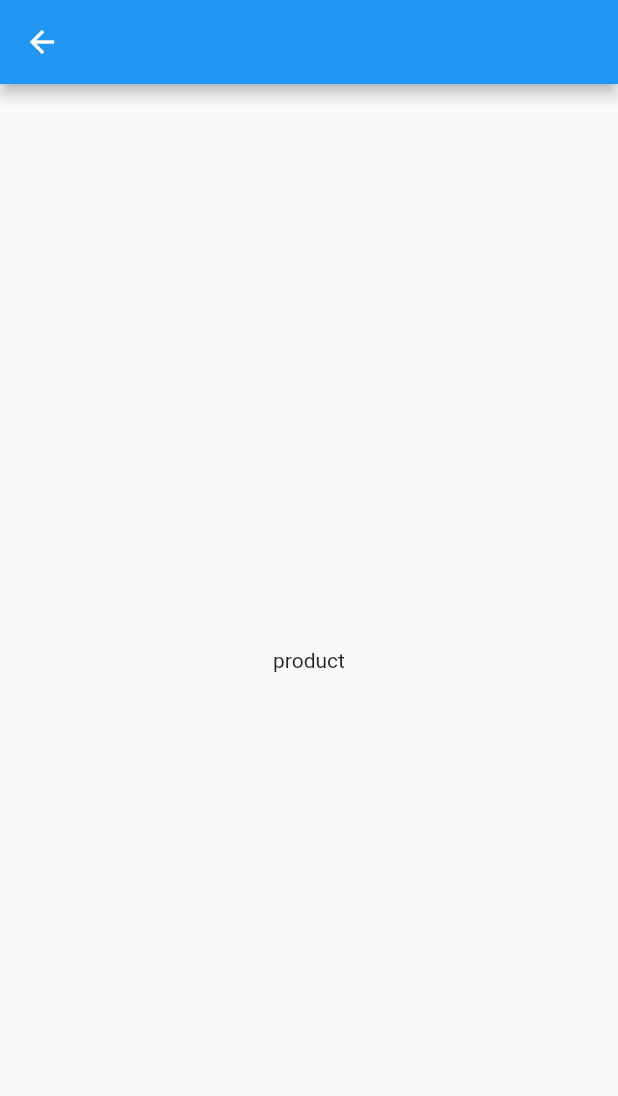
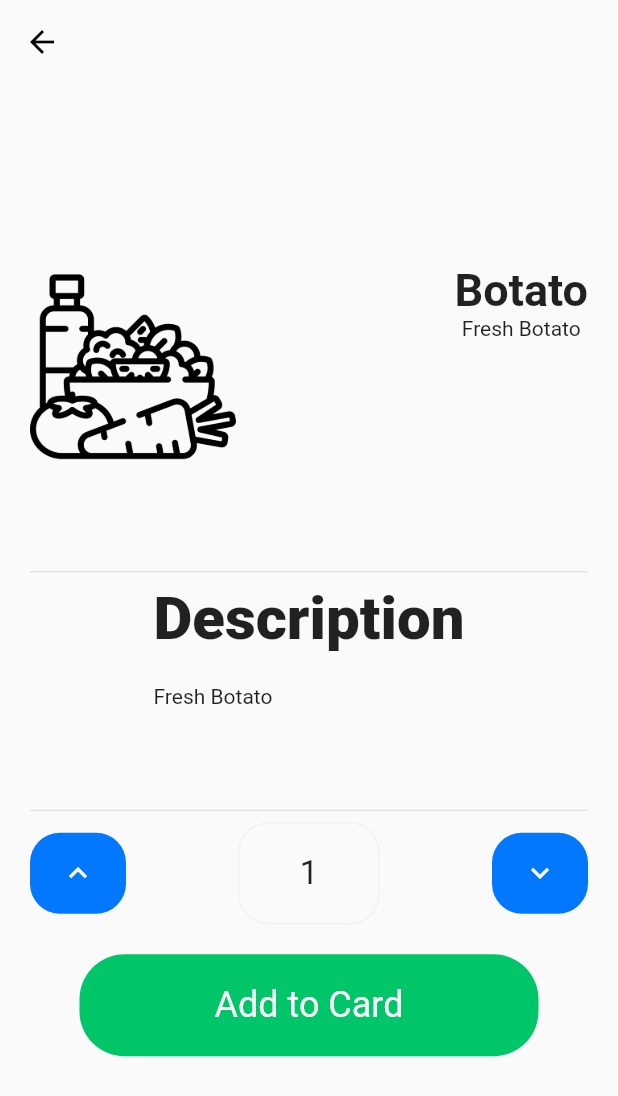
Before and after one commit to ammarbakheit/flutter-grocery-app, a Flutter app: the screen it shows after launch, after a tap on "SKIP", after a tap on "DONE", after a tap on "$ 21", on a phone screen of 412 x 824 dp. Shown: the top 1096 px of the screen. Run offline on Flutter 3.47's test engine with Material 2 defaults, Android fonts, the phone set to English and light mode, and no system bars; our stand-ins replace equatable, introduction_screen, splashscreen.

Commit message:
fix the UI

```diff
--- a/lib/main.dart
+++ b/lib/main.dart
@@ -4,6 +4,7 @@ import 'package:flutter_shop_app/screens/cart.dart';
 import 'package:flutter_shop_app/screens/home_page.dart';
 import 'package:flutter_shop_app/screens/mainScreens/intro_screen.dart';
 import 'package:flutter_shop_app/screens/mainScreens/main_page.dart';
+import 'package:flutter_shop_app/screens/mainScreens/splash_screen.dart';
 
 import 'package:flutter_shop_app/screens/product.dart';
 import 'package:flutter_shop_app/screens/products.dart';
@@ -17,11 +18,11 @@ class MyApp extends StatelessWidget {
     return MaterialApp(
       debugShowCheckedModeBanner: false,
       title: 'Shop App',
-      initialRoute: "/intro",
+      initialRoute: "/",
       routes: <String, WidgetBuilder> {
-        "/intro": (BuildContext context) => IntroScreen(),
-        "/": (BuildContext context) => MainPage(),
-        "/products": (BuildContext context) => Products(),
+        "/": (BuildContext context) => SplashScreenWidget(),
+        "/main": (BuildContext context) => MainPage(),
+        "/product": (BuildContext context) => Product(),
         "/cart": (BuildContext context) => Cart(),
         "/sidebar": (BuildContext context) => SideBar(),
       },
--- a/lib/screens/home_page.dart
+++ b/lib/screens/home_page.dart
@@ -1,5 +1,6 @@
 import 'package:flutter/material.dart';
 import 'package:flutter_shop_app/screens/item_screen.dart';
+import 'package:flutter_shop_app/utils/grocery/grocery.dart';
 import 'package:flutter_shop_app/widgets/item.dart';
 import '../utils/colors.dart';
 import '../utils/food.dart';
@@ -12,9 +13,6 @@ class HomePage extends StatefulWidget {
 class _HomePageState extends State<HomePage> {
   int _selectedCategoryItem = 0;
 
-
-
-
   Widget _buildTopCards(int index, FoodItems foodItems) {
     return GestureDetector(
       onTap: () {
@@ -22,9 +20,7 @@ class _HomePageState extends State<HomePage> {
           _selectedCategoryItem = index;
         });
         Navigator.of(context)
-            .push(
-              MaterialPageRoute<void>(
-                builder: (BuildContext context) {
+            .push(MaterialPageRoute<void>(builder: (BuildContext context) {
           return ItemScreen(foodItems: foodItems, index: index);
         }));
       },
@@ -69,7 +65,6 @@ class _HomePageState extends State<HomePage> {
     );
   }
 
-
   @override
   Widget build(BuildContext context) {
     return ListView(
@@ -110,7 +105,7 @@ class _HomePageState extends State<HomePage> {
                   ),
                 ),
               ),
-               Container(
+              Container(
                 height: 40.0,
                 width: 40.0,
                 child: GestureDetector(
@@ -153,38 +148,30 @@ class _HomePageState extends State<HomePage> {
             ),
           ),
         ),
+        Container(
+          padding: EdgeInsets.only(left: 20),
+          child: Text(
+            "Groceries",
+            style: TextStyle(
+                fontSize: 40, color: blueColor, fontWeight: FontWeight.w900),
+          ),
+        ),
         SizedBox(
           height: 40.0,
         ),
-        Column(
-          children: <Widget>[
-            Align(
-              alignment: Alignment.centerLeft,
-              child: Container(
-                padding: EdgeInsets.only(left: 20),
-                child: Text(
-                  "Groceries",
-                  style: TextStyle(
-                      fontSize: 40,
-                      color: blueColor,
-                      fontWeight: FontWeight.w900),
-                ),
-              ),
+        Container(
+          height: 400,
+          padding: EdgeInsets.all(20),
+          child: Container(
+            child: ListView.builder(
+              itemCount: groceries.length,
+              itemBuilder: (BuildContext context, int index) {
+                return Item(groceryItem: groceries[index], index: index,);
+              },
             ),
-            Row(
-              children: <Widget>[
-                Item(),
-                Item(),
-              ],
-            ),
-            Row(
-              children: <Widget>[
-                Item(),
-                Item(),
-              ],
-            ),
-          ],
-        )
+          ),
+        ),
+
       ],
     );
   }
--- a/lib/screens/mainScreens/intro_screen.dart
+++ b/lib/screens/mainScreens/intro_screen.dart
@@ -100,7 +100,7 @@ class IntroScreen extends StatelessWidget {
             activeColor: blueColor
           ),
           onDone: () {
-                Navigator.of(context).popAndPushNamed("/");
+                Navigator.of(context).popAndPushNamed("/main");
            },
         ),
     );
--- a/lib/screens/mainScreens/splash_screen.dart
+++ b/lib/screens/mainScreens/splash_screen.dart
@@ -1,2 +1,19 @@
 import 'package:flutter/material.dart';
+import 'package:flutter_shop_app/screens/mainScreens/intro_screen.dart';
+import 'package:flutter_shop_app/utils/colors.dart';
 import 'package:splashscreen/splashscreen.dart';
+
+class SplashScreenWidget extends StatelessWidget {
+  @override
+  Widget build(BuildContext context) {
+     return SplashScreen(
+       seconds: 4,
+      backgroundColor: Colors.white,
+      image: Image.asset('assets/intro3.png'),
+      loaderColor: blueColor,
+      photoSize: 120.0,
+      title: Text("Hola"),
+      navigateAfterSeconds: IntroScreen(),
+     );
+  }
+}
--- a/lib/screens/product.dart
+++ b/lib/screens/product.dart
@@ -1,162 +1,165 @@
-// import 'package:flutter/material.dart';
-// import '../utils/colors.dart';
+import 'package:flutter/material.dart';
+import 'package:flutter_shop_app/utils/food.dart';
+import 'package:flutter_shop_app/utils/grocery/grocery.dart';
+import '../utils/colors.dart';
 
-// class Product extends StatefulWidget {
+class Product extends StatefulWidget {
+  final GroceryItem groceryItem;
 
-//   @override
-//   _ProductState createState() => _ProductState();
-// }
+  const Product({Key key, this.groceryItem}) : super(key: key);
+  @override
+  _ProductState createState() => _ProductState();
+}
 
-// class _ProductState extends State<Product> {
+class _ProductState extends State<Product> {
 
-
-//   @override
-//   Widget build(BuildContext context) {
-//     return  Scaffold(
-//             appBar: AppBar(
-//               elevation: 0.0,
-//               backgroundColor: whiteColor,
-//               iconTheme: IconThemeData(color: blackColor),
-//             ),
-//             body: Center(
-//               child: Container(
-//                 child: Hero(
-//                     tag: title,
-//                     child: Padding(
-//                       padding: const EdgeInsets.only(left: 20, right: 20),
-//                       child: SingleChildScrollView(
-//                         child: Column(
-//                           mainAxisAlignment: MainAxisAlignment.spaceAround,
-//                           children: <Widget>[
-//                             Row(
-//                               mainAxisAlignment: MainAxisAlignment.spaceBetween,
-//                               crossAxisAlignment: CrossAxisAlignment.start,
-//                               children: <Widget>[
-//                                 Container(
-//                                   width: MediaQuery.of(context).size.width / 3,
-//                                   child: Image.asset(
-//                                     title,
-//                                   ),
-//                                 ),
-//                                 Container(
-//                                   child: Column(
-//                                     mainAxisAlignment:
-//                                         MainAxisAlignment.spaceAround,
-//                                     children: <Widget>[
-//                                       Text("Apple",
-//                                           style: TextStyle(
-//                                               fontSize: 30,
-//                                               fontWeight: FontWeight.bold)),
-//                                       Text("Fresh Apples"),
-//                                     ],
-//                                   ),
-//                                 )
-//                               ],
-//                             ),
-//                             SizedBox(
-//                               height: 60,
-//                             ),
-//                             Divider(),
-//                             Column(
-//                               crossAxisAlignment: CrossAxisAlignment.start,
-//                               children: <Widget>[
-//                                 Text(
-//                                   "Description",
-//                                   style: TextStyle(
-//                                       fontSize: 40,
-//                                       fontWeight: FontWeight.w900),
-//                                 ),
-//                                 SizedBox(
-//                                   height: 20,
-//                                 ),
-//                                 Text(
-//                                     "LOrem ipsum LOrem ipsumLOrem ipsumLOrem ipsumLOrem ipsum LOrem ipsum LOrem ipsumLOrem ipsumLOrem ipsumLOrem ipsumLOrem ipsum LOrem ipsumLOrem ipsumLOrem ipsumLOrem ipsumLOrem ipsum LOrem ipsumLOrem ipsumLOrem ipsumLOrem ipsum")
-//                               ],
-//                             ),
-//                             SizedBox(
-//                               height: 60,
-//                             ),
-//                             Divider(),
-//                             Row(
-//                               mainAxisAlignment: MainAxisAlignment.spaceBetween,
-//                               children: <Widget>[
-//                                 GestureDetector(
-//                                   child: Container(
-//                                     decoration: BoxDecoration(
-//                                       borderRadius: BorderRadius.circular(20),
-//                                       color: blueColor,
-//                                     ),
-//                                     padding: EdgeInsets.symmetric(
-//                                         vertical: 15, horizontal: 20),
-//                                     child: Icon(
-//                                       Icons.keyboard_arrow_up,
-//                                       color: whiteColor,
-//                                     ),
-//                                   ),
-//                                 ),
-//                                 SizedBox(
-//                                   width: 20,
-//                                 ),
-//                                 Container(
-//                                   decoration: BoxDecoration(
-//                                       borderRadius: BorderRadius.circular(20),
-//                                       border: Border.all(
-//                                           color: grayColor, width: 1.0)),
-//                                   padding: EdgeInsets.symmetric(
-//                                       vertical: 20, horizontal: 40),
-//                                   child: Text(
-//                                     "12",
-//                                     style: TextStyle(fontSize: 22),
-//                                   ),
-//                                 ),
-//                                 SizedBox(
-//                                   width: 20,
-//                                 ),
-//                                 GestureDetector(
-//                                   child: Container(
-//                                     decoration: BoxDecoration(
-//                                         color: blueColor,
-//                                         borderRadius:
-//                                             BorderRadius.circular(20)),
-//                                     padding: EdgeInsets.symmetric(
-//                                         vertical: 15, horizontal: 20),
-//                                     child: Center(
-//                                       child: Icon(
-//                                         Icons.keyboard_arrow_down,
-//                                         color: whiteColor,
-//                                       ),
-//                                     ),
-//                                   ),
-//                                 ),
-//                               ],
-//                             ),
-//                             SizedBox(height: 20,),
-//                             Row(
-//                               mainAxisAlignment: MainAxisAlignment.center,
-//                               children: <Widget>[
-//                                 GestureDetector(
-//                                   child: Container(
-//                                     padding: EdgeInsets.symmetric(
-//                                         vertical: 20, horizontal: 90),
-//                                     decoration: BoxDecoration(
-//                                         color: greenColor,
-//                                         borderRadius:
-//                                             BorderRadius.circular(30)),
-//                                     child: Text(
-//                                       "Add to Card",
-//                                       style: TextStyle(
-//                                           color: whiteColor, fontSize: 24),
-//                                     ),
-//                                   ),
-//                                 )
-//                               ],
-//                             ),
-//                           ],
-//                         ),
-//                       ),
-//                     )),
-//               ),
-//             ),
-//           );
-//   }
-// }
+  @override
+  Widget build(BuildContext context) {
+    return  Scaffold(
+            appBar: AppBar(
+              elevation: 0.0,
+              backgroundColor: whiteColor,
+              iconTheme: IconThemeData(color: blackColor),
+            ),
+            body: Center(
+              child: Container(
+                child: Hero(
+                    tag: widget.groceryItem.itemPic,
+                    child: Padding(
+                      padding: const EdgeInsets.only(left: 20, right: 20),
+                      child: SingleChildScrollView(
+                        child: Column(
+                          mainAxisAlignment: MainAxisAlignment.spaceAround,
+                          children: <Widget>[
+                            Row(
+                              mainAxisAlignment: MainAxisAlignment.spaceBetween,
+                              crossAxisAlignment: CrossAxisAlignment.start,
+                              children: <Widget>[
+                                Container(
+                                  width: MediaQuery.of(context).size.width / 3,
+                                  child: Image.asset(
+                                    widget.groceryItem.itemPic,
+                                  ),
+                                ),
+                                Container(
+                                  child: Column(
+                                    mainAxisAlignment:
+                                        MainAxisAlignment.spaceAround,
+                                    children: <Widget>[
+                                      Text(widget.groceryItem.itemName,
+                                          style: TextStyle(
+                                              fontSize: 30,
+                                              fontWeight: FontWeight.bold)),
+                                      Text(widget.groceryItem.itemDescription),
+                                    ],
+                                  ),
+                                )
+                              ],
+                            ),
+                            SizedBox(
+                              height: 60,
+                            ),
+                            Divider(),
+                            Column(
+                              crossAxisAlignment: CrossAxisAlignment.start,
+                              children: <Widget>[
+                                Text(
+                                  "Description",
+                                  style: TextStyle(
+                                      fontSize: 40,
+                                      fontWeight: FontWeight.w900),
+                                ),
+                                SizedBox(
+                                  height: 20,
+                                ),
+                                Text(
+                                    widget.groceryItem.itemDescription)
+                              ],
+                            ),
+                            SizedBox(
+                              height: 60,
+                            ),
+                            Divider(),
+                            Row(
+                              mainAxisAlignment: MainAxisAlignment.spaceBetween,
+                              children: <Widget>[
+                                GestureDetector(
+                                  child: Container(
+                                    decoration: BoxDecoration(
+                                      borderRadius: BorderRadius.circular(20),
+                                      color: blueColor,
+                                    ),
+                                    padding: EdgeInsets.symmetric(
+                                        vertical: 15, horizontal: 20),
+                                    child: Icon(
+                                      Icons.keyboard_arrow_up,
+                                      color: whiteColor,
+                                    ),
+                                  ),
+                                ),
+                                SizedBox(
+                                  width: 20,
+                                ),
+                                Container(
+                                  decoration: BoxDecoration(
+                                      borderRadius: BorderRadius.circular(20),
+                                      border: Border.all(
+                                          color: grayColor, width: 1.0)),
+                                  padding: EdgeInsets.symmetric(
+                                      vertical: 20, horizontal: 40),
+                                  child: Text(
+                                    widget.groceryItem.itemCuantity.toString(),
+                                    style: TextStyle(fontSize: 22),
+                                  ),
+                                ),
+                                SizedBox(
+                                  width: 20,
+                                ),
+                                GestureDetector(
+                                  child: Container(
+                                    decoration: BoxDecoration(
+                                        color: blueColor,
+                                        borderRadius:
+                                            BorderRadius.circular(20)),
+                                    padding: EdgeInsets.symmetric(
+                                        vertical: 15, horizontal: 20),
+                                    child: Center(
+                                      child: Icon(
+                                        Icons.keyboard_arrow_down,
+                                        color: whiteColor,
+                                      ),
+                                    ),
+                                  ),
+                                ),
+                              ],
+                            ),
+                            SizedBox(height: 20,),
+                            Row(
+                              mainAxisAlignment: MainAxisAlignment.center,
+                              children: <Widget>[
+                                GestureDetector(
+                                  child: Container(
+                                    padding: EdgeInsets.symmetric(
+                                        vertical: 20, horizontal: 90),
+                                    decoration: BoxDecoration(
+                                        color: greenColor,
+                                        borderRadius:
+                                            BorderRadius.circular(30)),
+                                    child: Text(
+                                      "Add to Card",
+                                      style: TextStyle(
+                                          color: whiteColor, fontSize: 24),
+                                    ),
+                                  ),
+                                )
+                              ],
+                            ),
+                          ],
+                        ),
+                      ),
+                    )),
+              ),
+            ),
+          );
+  }
+}
--- a/lib/utils/food.dart
+++ b/lib/utils/food.dart
@@ -1,4 +1,20 @@
 import 'package:equatable/equatable.dart';
+
+class FoodItems extends Equatable {
+  final String itemName;
+  final String itemPic;
+  final String itemDescription;
+  final int itemPrice;
+  final int itemCuantity;
+
+  FoodItems(
+      {this.itemPic,
+      this.itemName,
+      this.itemDescription,
+      this.itemPrice,
+      this.itemCuantity});
+}
+
 
 List<FoodItems> categories = [
   FoodItems(
@@ -26,14 +42,3 @@ List<FoodItems> categories = [
       itemCuantity: 1,
       itemPrice: 200),
 ];
-
-class FoodItems extends Equatable {
-  final String itemName;
-  final String itemPic;
-  final String itemDescription;
-  final int itemPrice;
-  final int itemCuantity;
-
-  FoodItems(
-      { this.itemPic,this.itemName, this.itemDescription, this.itemPrice, this.itemCuantity});
-}
--- /dev/null
+++ b/lib/utils/grocery/grocery.dart
@@ -0,0 +1,43 @@
+import 'package:equatable/equatable.dart';
+
+class GroceryItem extends Equatable {
+  final String itemName;
+  final String itemPic;
+  final String itemDescription;
+  final int itemPrice;
+  final int itemCuantity;
+
+  GroceryItem(
+      {this.itemName,
+      this.itemPic,
+      this.itemDescription,
+      this.itemPrice,
+      this.itemCuantity});
+}
+
+List<GroceryItem> groceries = [
+  GroceryItem(
+      itemName: "Botato",
+      itemPic: "assets/food.png",
+      itemDescription: "Fresh Botato",
+      itemPrice: 300,
+      itemCuantity: 1),
+  GroceryItem(
+      itemName: "Tomato",
+      itemPic: "assets/fruit.png",
+      itemDescription: "Fresh Tomato",
+      itemPrice: 200,
+      itemCuantity: 1),
+  GroceryItem(
+      itemName: "Pinapple",
+      itemPic: "assets/burger.png",
+      itemDescription: "Fresh Pinapple",
+      itemPrice: 100,
+      itemCuantity: 1),
+  GroceryItem(
+      itemName: "banana",
+      itemPic: "assets/pizza.png",
+      itemDescription: "Fresh banana",
+      itemPrice: 400,
+      itemCuantity: 1),
+];
--- a/lib/widgets/item.dart
+++ b/lib/widgets/item.dart
@@ -1,14 +1,30 @@
 import 'package:flutter/material.dart';
+import 'package:flutter_shop_app/screens/product.dart';
+import 'package:flutter_shop_app/screens/products.dart';
+import 'package:flutter_shop_app/utils/food.dart';
+import 'package:flutter_shop_app/utils/grocery/grocery.dart';
 import '../utils/colors.dart';
-class Item extends StatelessWidget {
-  final String title ;
+class Item extends StatefulWidget {
+  final GroceryItem groceryItem;
+  final int index;
 
-  const Item({Key key, this.title}) : super(key: key);
+  const Item({key: Key,this.groceryItem, this.index});
+
+  @override
+  _ItemState createState() => _ItemState();
+}
+
+class _ItemState extends State<Item> {
   @override
   Widget build(BuildContext context) {
     return GestureDetector(
-      onTap: () {
-        Navigator.of(context).pushNamed("/products",);
+      onTap: () async {
+        Navigator.of(context)
+            .push(
+              MaterialPageRoute<void>(
+                builder: (BuildContext context) {
+          return Product(groceryItem: widget.groceryItem,);
+        }));
       },
           child: Column(
               children: <Widget>[
@@ -35,7 +51,7 @@ class Item extends StatelessWidget {
                           mainAxisAlignment: MainAxisAlignment.spaceBetween,
                           children: <Widget>[
                             Image.asset(
-                              "assets/food.png",
+                              widget.groceryItem.itemPic,
                               scale: 0.5,
                               height: 100,
                             ),
```
